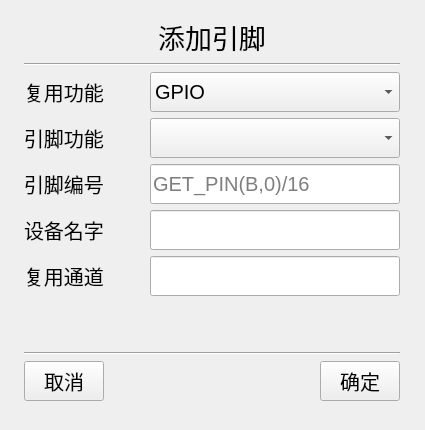
This is project/pininfoui.ui in RTduino/pinout-generator as Qt 5 draws it before an edit. The edited form follows.
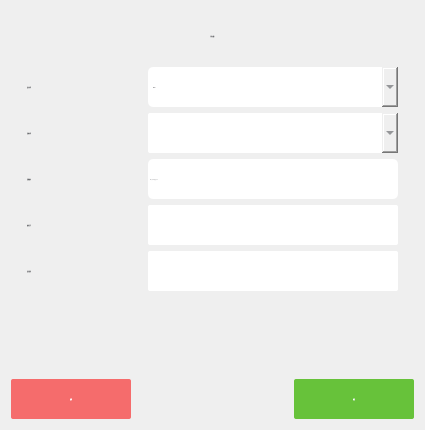
This is the edited form.

Commit message: [v1.0.2] 解决已知Bug，优化界面

The edit to the form file:
```diff
--- a/project/pininfoui.ui
+++ b/project/pininfoui.ui
@@ -25,29 +25,35 @@
   <property name="windowTitle">
    <string>Form</string>
   </property>
-  <widget class="QWidget" name="">
-   <property name="geometry">
-    <rect>
-     <x>24</x>
-     <y>17</y>
-     <width>376</width>
-     <height>384</height>
-    </rect>
-   </property>
+  <property name="styleSheet">
+   <string notr="true">font:bold 20px &quot;微软雅黑&quot;;
+color:#606266;
+</string>
+  </property>
+  <layout class="QGridLayout" name="gridLayout">
+   <item row="0" column="0">
    <layout class="QVBoxLayout" name="verticalLayout_3">
     <item>
      <widget class="QLabel" name="namelabel">
       <property name="minimumSize">
        <size>
         <width>110</width>
-        <height>0</height>
+         <height>50</height>
        </size>
       </property>
       <property name="font">
        <font>
-        <pointsize>20</pointsize>
-       </font>
-      </property>
+         <family>微软雅黑</family>
+         <pointsize>-1</pointsize>
+         <weight>75</weight>
+         <italic>false</italic>
+         <bold>true</bold>
+        </font>
+       </property>
+       <property name="styleSheet">
+        <string notr="true">font:bold 30px &quot;微软雅黑&quot;;
+color:#606266;</string>
+       </property>
       <property name="text">
        <string>添加引脚</string>
       </property>
@@ -56,13 +62,6 @@
       </property>
      </widget>
     </item>
-    <item>
-     <widget class="Line" name="line">
-      <property name="orientation">
-       <enum>Qt::Horizontal</enum>
-      </property>
-     </widget>
-    </item>
     <item>
      <layout class="QVBoxLayout" name="verticalLayout_2">
       <item>
@@ -71,6 +70,12 @@
          <layout class="QHBoxLayout" name="horizontalLayout_5">
           <item>
            <layout class="QHBoxLayout" name="horizontalLayout_4">
+             <property name="leftMargin">
+              <number>16</number>
+             </property>
+             <property name="rightMargin">
+              <number>16</number>
+             </property>
             <item>
              <widget class="QLabel" name="label_2">
               <property name="minimumSize">
@@ -81,7 +86,11 @@
               </property>
               <property name="font">
                <font>
-                <pointsize>15</pointsize>
+                 <family>微软雅黑</family>
+                 <pointsize>-1</pointsize>
+                 <weight>75</weight>
+                 <italic>false</italic>
+                 <bold>true</bold>
                </font>
               </property>
               <property name="text">
@@ -105,9 +114,16 @@
               </property>
               <property name="font">
                <font>
-                <pointsize>15</pointsize>
-               </font>
-              </property>
+                 <family>微软雅黑</family>
+                 <pointsize>-1</pointsize>
+                 <weight>75</weight>
+                 <italic>false</italic>
+                 <bold>true</bold>
+                </font>
+               </property>
+               <property name="styleSheet">
+                <string notr="true">border-radius: 5px;</string>
+               </property>
               <property name="sizeAdjustPolicy">
                <enum>QComboBox::AdjustToContents</enum>
               </property>
@@ -161,6 +177,12 @@
          <layout class="QHBoxLayout" name="horizontalLayout_11">
           <item>
            <layout class="QHBoxLayout" name="horizontalLayout_12">
+             <property name="leftMargin">
+              <number>16</number>
+             </property>
+             <property name="rightMargin">
+              <number>16</number>
+             </property>
             <item>
              <widget class="QLabel" name="pinfuclabel">
               <property name="minimumSize">
@@ -171,7 +193,11 @@
               </property>
               <property name="font">
                <font>
-                <pointsize>15</pointsize>
+                 <family>微软雅黑</family>
+                 <pointsize>-1</pointsize>
+                 <weight>75</weight>
+                 <italic>false</italic>
+                 <bold>true</bold>
                </font>
               </property>
               <property name="text">
@@ -195,9 +221,16 @@
               </property>
               <property name="font">
                <font>
-                <pointsize>15</pointsize>
-               </font>
-              </property>
+                 <family>微软雅黑</family>
+                 <pointsize>-1</pointsize>
+                 <weight>75</weight>
+                 <italic>false</italic>
+                 <bold>true</bold>
+                </font>
+               </property>
+               <property name="styleSheet">
+                <string notr="true">border-radius: 2px;</string>
+               </property>
               <property name="sizeAdjustPolicy">
                <enum>QComboBox::AdjustToContents</enum>
               </property>
@@ -209,6 +242,12 @@
         </item>
         <item>
          <layout class="QHBoxLayout" name="horizontalLayout_3">
+           <property name="leftMargin">
+            <number>16</number>
+           </property>
+           <property name="rightMargin">
+            <number>16</number>
+           </property>
           <item>
            <widget class="QLabel" name="rttpinlabel">
             <property name="minimumSize">
@@ -219,7 +258,11 @@
             </property>
             <property name="font">
              <font>
-              <pointsize>15</pointsize>
+               <family>微软雅黑</family>
+               <pointsize>-1</pointsize>
+               <weight>75</weight>
+               <italic>false</italic>
+               <bold>true</bold>
              </font>
             </property>
             <property name="text">
@@ -231,7 +274,7 @@
            <widget class="QLineEdit" name="rttpinedit">
             <property name="minimumSize">
              <size>
-              <width>0</width>
+               <width>250</width>
               <height>40</height>
              </size>
             </property>
@@ -243,9 +286,16 @@
             </property>
             <property name="font">
              <font>
-              <pointsize>15</pointsize>
-             </font>
-            </property>
+               <family>微软雅黑</family>
+               <pointsize>-1</pointsize>
+               <weight>75</weight>
+               <italic>false</italic>
+               <bold>true</bold>
+              </font>
+             </property>
+             <property name="styleSheet">
+              <string notr="true">border-radius: 5px;</string>
+             </property>
             <property name="alignment">
              <set>Qt::AlignLeading|Qt::AlignLeft|Qt::AlignVCenter</set>
             </property>
@@ -260,6 +310,12 @@
          <layout class="QHBoxLayout" name="horizontalLayout_6">
           <item>
            <layout class="QHBoxLayout" name="horizontalLayout_2">
+             <property name="leftMargin">
+              <number>16</number>
+             </property>
+             <property name="rightMargin">
+              <number>16</number>
+             </property>
             <item>
              <widget class="QLabel" name="devnamelabel">
               <property name="minimumSize">
@@ -270,7 +326,11 @@
               </property>
               <property name="font">
                <font>
-                <pointsize>15</pointsize>
+                 <family>微软雅黑</family>
+                 <pointsize>-1</pointsize>
+                 <weight>75</weight>
+                 <italic>false</italic>
+                 <bold>true</bold>
                </font>
               </property>
               <property name="text">
@@ -294,9 +354,16 @@
               </property>
               <property name="font">
                <font>
-                <pointsize>15</pointsize>
-               </font>
-              </property>
+                 <family>微软雅黑</family>
+                 <pointsize>-1</pointsize>
+                 <weight>75</weight>
+                 <italic>false</italic>
+                 <bold>true</bold>
+                </font>
+               </property>
+               <property name="styleSheet">
+                <string notr="true">border-radius: 2px;</string>
+               </property>
               <property name="alignment">
                <set>Qt::AlignLeading|Qt::AlignLeft|Qt::AlignVCenter</set>
               </property>
@@ -310,6 +377,15 @@
          <layout class="QHBoxLayout" name="horizontalLayout_7">
           <item>
            <layout class="QHBoxLayout" name="horizontalLayout">
+             <property name="leftMargin">
+              <number>16</number>
+             </property>
+             <property name="topMargin">
+              <number>0</number>
+             </property>
+             <property name="rightMargin">
+              <number>16</number>
+             </property>
             <item>
              <widget class="QLabel" name="channellabel">
               <property name="minimumSize">
@@ -320,7 +396,11 @@
               </property>
               <property name="font">
                <font>
-                <pointsize>15</pointsize>
+                 <family>微软雅黑</family>
+                 <pointsize>-1</pointsize>
+                 <weight>75</weight>
+                 <italic>false</italic>
+                 <bold>true</bold>
                </font>
               </property>
               <property name="text">
@@ -344,9 +424,16 @@
               </property>
               <property name="font">
                <font>
-                <pointsize>15</pointsize>
-               </font>
-              </property>
+                 <family>微软雅黑</family>
+                 <pointsize>-1</pointsize>
+                 <weight>75</weight>
+                 <italic>false</italic>
+                 <bold>true</bold>
+                </font>
+               </property>
+               <property name="styleSheet">
+                <string notr="true">border-radius: 2px;</string>
+               </property>
               <property name="alignment">
                <set>Qt::AlignLeading|Qt::AlignLeft|Qt::AlignVCenter</set>
               </property>
@@ -373,34 +460,36 @@
       </item>
      </layout>
     </item>
-    <item>
-     <widget class="Line" name="line_2">
-      <property name="orientation">
-       <enum>Qt::Horizontal</enum>
-      </property>
-     </widget>
-    </item>
     <item>
      <layout class="QHBoxLayout" name="horizontalLayout_8">
       <item>
        <widget class="QPushButton" name="cancebtn">
         <property name="minimumSize">
          <size>
-          <width>80</width>
+           <width>120</width>
           <height>40</height>
          </size>
         </property>
         <property name="maximumSize">
          <size>
-          <width>80</width>
+           <width>120</width>
           <height>40</height>
          </size>
         </property>
         <property name="font">
          <font>
-          <pointsize>15</pointsize>
-         </font>
-        </property>
+           <family>微软雅黑</family>
+           <pointsize>-1</pointsize>
+           <weight>75</weight>
+           <italic>false</italic>
+           <bold>true</bold>
+          </font>
+         </property>
+         <property name="styleSheet">
+          <string notr="true">border-radius: 2px;
+background-color:#F56C6C;
+color:white;</string>
+         </property>
         <property name="text">
          <string>取消</string>
         </property>
@@ -423,30 +512,47 @@
        <widget class="QPushButton" name="addbtn">
         <property name="minimumSize">
          <size>
-          <width>80</width>
+           <width>120</width>
           <height>40</height>
          </size>
         </property>
         <property name="maximumSize">
          <size>
-          <width>80</width>
+           <width>120</width>
           <height>40</height>
          </size>
         </property>
         <property name="font">
          <font>
-          <pointsize>15</pointsize>
-         </font>
-        </property>
+           <family>微软雅黑</family>
+           <pointsize>-1</pointsize>
+           <weight>75</weight>
+           <italic>false</italic>
+           <bold>true</bold>
+          </font>
+         </property>
+         <property name="styleSheet">
+          <string notr="true">border-radius: 2px;
+background-color:#67C23A;
+color:white;
+</string>
+         </property>
         <property name="text">
          <string>确定</string>
         </property>
+         <property name="checkable">
+          <bool>false</bool>
+         </property>
+         <property name="checked">
+          <bool>false</bool>
+         </property>
        </widget>
       </item>
      </layout>
     </item>
    </layout>
-  </widget>
+   </item>
+  </layout>
  </widget>
  <resources/>
  <connections/>
```
Left out of the diff: 2 changed lines with no effect on the pictures. Lines whose indentation alone changed are shown as unchanged. The commit also changes 4 other files.
